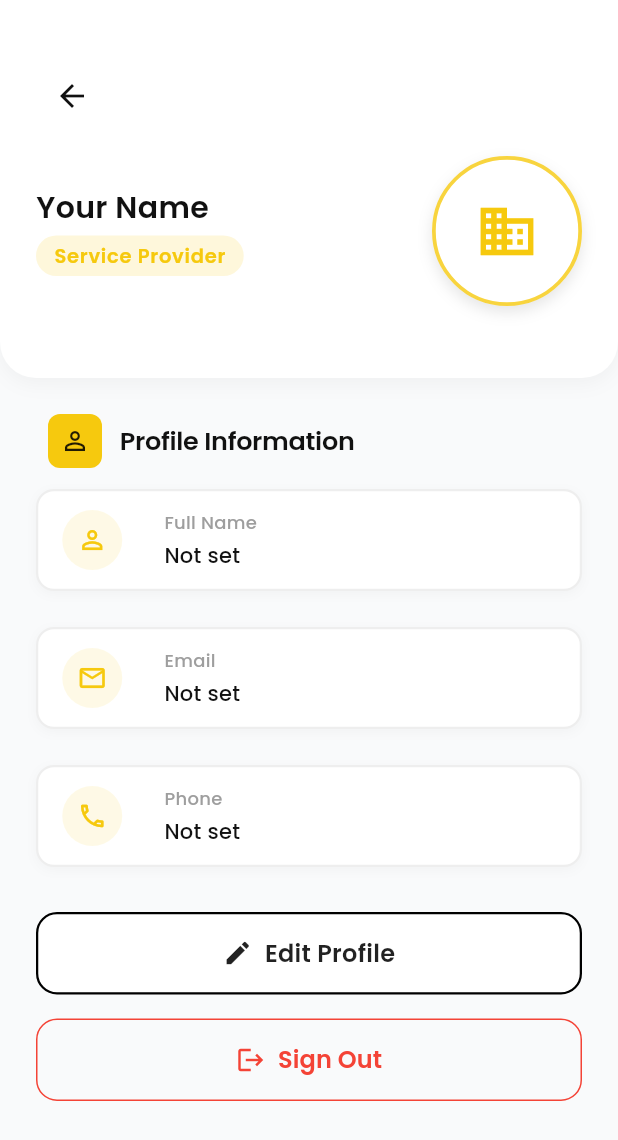
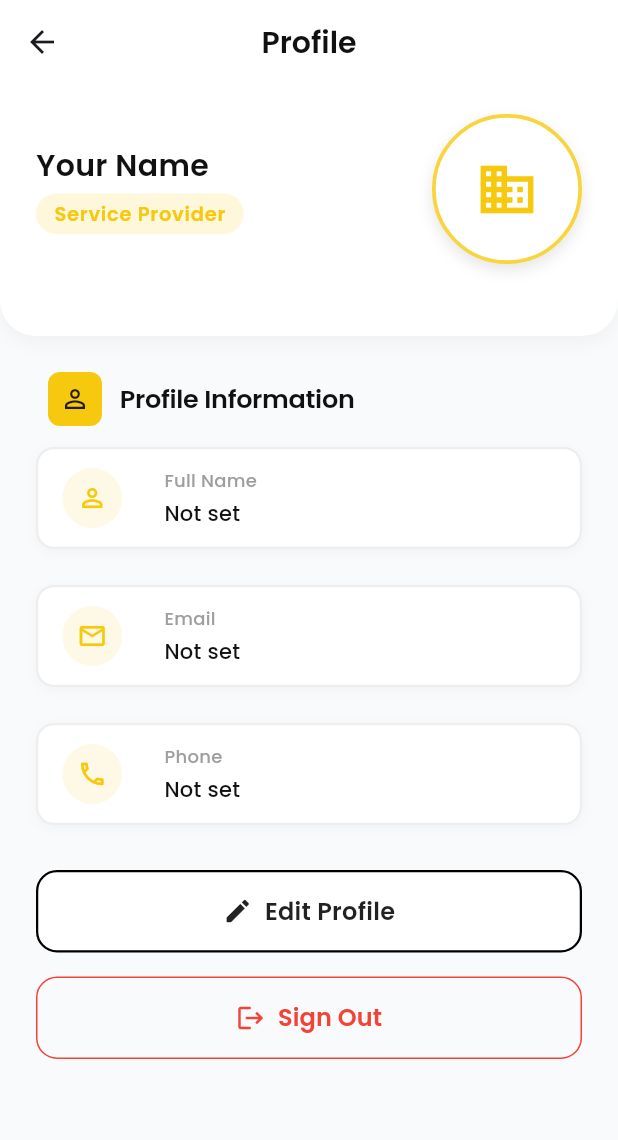
Before and after one commit to sparth292/loca-buzz, a Flutter app: the ServiceProviderProfile screen opened directly, on a phone screen of 412 x 824 dp. Shown: the top 1140 px of the screen. Run offline on Flutter 3.47's test engine with Material 3 defaults, Android fonts, the light colour scheme and no system bars; our stand-ins replace flutter_svg, geolocator, google_fonts, image_picker, shared_preferences, smooth_page_indicator and 1 more; accounts and stored records are empty.

Commit message:
profile page minimal changes

```diff
--- a/lib/business_service_provider_dashboard/service_provider_profile.dart
+++ b/lib/business_service_provider_dashboard/service_provider_profile.dart
@@ -149,7 +149,7 @@ class _ServiceProviderProfileState extends State<ServiceProviderProfile> {
 
   Widget _buildProfileHeader() {
     return Container(
-      padding: const EdgeInsets.only(left: 24, right: 24, top: 40, bottom: 32),
+      padding: const EdgeInsets.only(left: 24, right: 24, top: 20, bottom: 32),
       decoration: BoxDecoration(
         color: Colors.white,
         borderRadius: const BorderRadius.only(
@@ -166,17 +166,7 @@ class _ServiceProviderProfileState extends State<ServiceProviderProfile> {
       ),
       child: Column(
         children: [
-          Row(
-            mainAxisAlignment: MainAxisAlignment.spaceBetween,
-            children: [
-              IconButton(
-                icon: const Icon(Icons.arrow_back, color: BeeColors.beeBlack),
-                onPressed: () => Navigator.of(context).pop(),
-              ),
-              const SizedBox(width: 48), // Maintain spacing
-            ],
-          ),
-          const SizedBox(height: 16),
+
           // Profile info row
           Row(
             mainAxisAlignment: MainAxisAlignment.center,
@@ -250,6 +240,19 @@ class _ServiceProviderProfileState extends State<ServiceProviderProfile> {
   @override
   Widget build(BuildContext context) {
     return Scaffold(
+      appBar: AppBar(
+        title: Text(
+          'Profile',
+          style: GoogleFonts.poppins(
+            color: BeeColors.beeBlack,
+            fontWeight: FontWeight.w600,
+            fontSize: 20,
+          ),
+        ),
+        backgroundColor: Colors.white,
+        elevation: 0,
+        centerTitle: true,
+      ),
       backgroundColor: BeeColors.background,
       body: _isLoading
           ? const Center(
```
